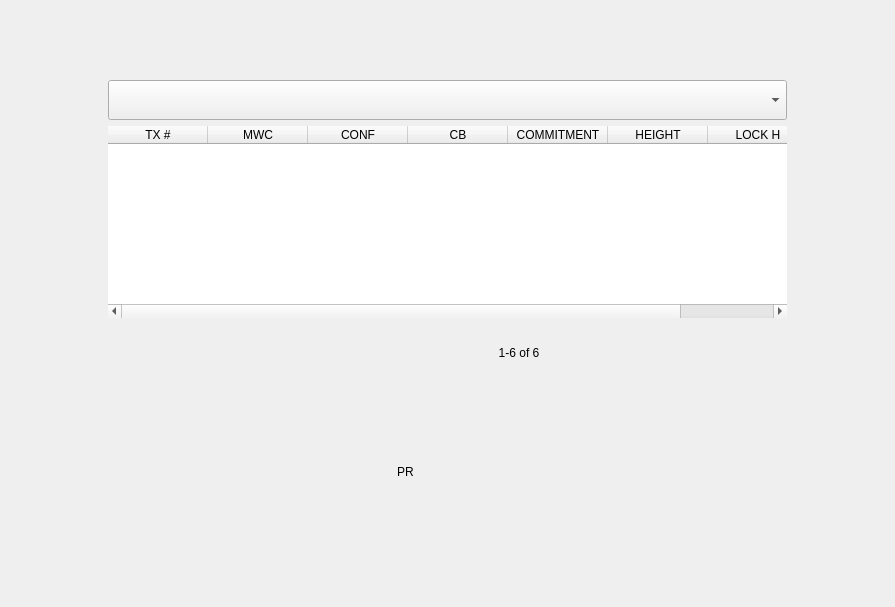
Old version of the form windows/e_outputs.ui in the repository 0xkobe/mwc-wallet.
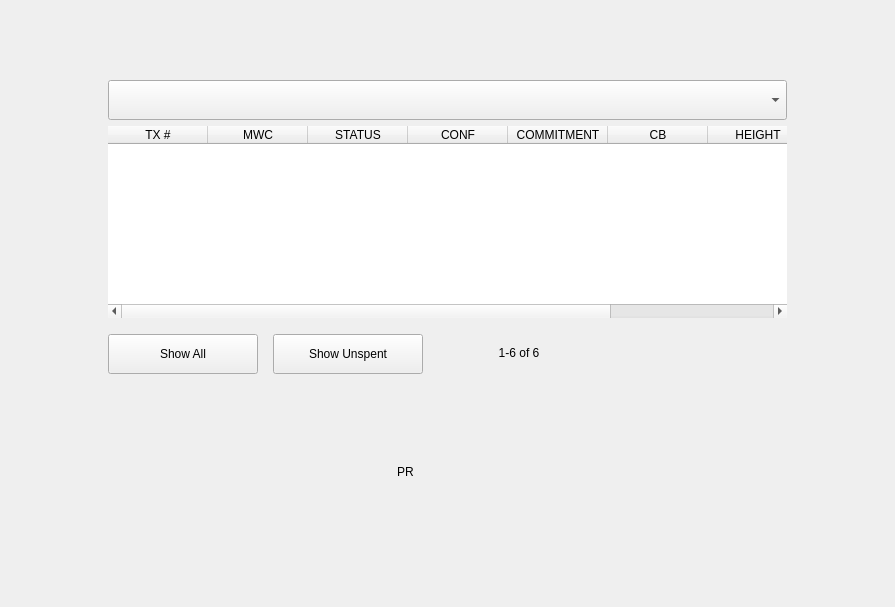
New version of the form. Icons and pictures are not drawn. Custom widgets are drawn as their Qt base class.

Diff of the .ui file:
```diff
--- a/windows/e_outputs.ui
+++ b/windows/e_outputs.ui
@@ -106,21 +106,26 @@
               <string>MWC</string>
              </property>
             </column>
+            <column>
+             <property name="text">
+              <string>STATUS</string>
+             </property>
+            </column>
             <column>
              <property name="text">
               <string>CONF</string>
              </property>
             </column>
-            <column>
-             <property name="text">
-              <string>CB</string>
-             </property>
-            </column>
             <column>
              <property name="text">
               <string>COMMITMENT</string>
              </property>
             </column>
+            <column>
+             <property name="text">
+              <string>CB</string>
+             </property>
+            </column>
             <column>
              <property name="text">
               <string>HEIGHT</string>
@@ -135,6 +140,62 @@
           </item>
           <item>
            <layout class="QHBoxLayout" name="horizontalLayout_4">
+            <item>
+             <widget class="control::MwcPushButtonNormal" name="showAll">
+              <property name="minimumSize">
+               <size>
+                <width>150</width>
+                <height>40</height>
+               </size>
+              </property>
+              <property name="maximumSize">
+               <size>
+                <width>16777215</width>
+                <height>40</height>
+               </size>
+              </property>
+              <property name="focusPolicy">
+               <enum>Qt::NoFocus</enum>
+              </property>
+              <property name="toolTip">
+               <string>Restore default settings for the wallet.</string>
+              </property>
+              <property name="text">
+               <string>Show All</string>
+              </property>
+              <property name="autoDefault">
+               <bool>true</bool>
+              </property>
+             </widget>
+            </item>
+            <item>
+             <widget class="control::MwcPushButtonNormal" name="showUnspent">
+              <property name="minimumSize">
+               <size>
+                <width>150</width>
+                <height>40</height>
+               </size>
+              </property>
+              <property name="maximumSize">
+               <size>
+                <width>16777215</width>
+                <height>40</height>
+               </size>
+              </property>
+              <property name="focusPolicy">
+               <enum>Qt::NoFocus</enum>
+              </property>
+              <property name="toolTip">
+               <string>Restore default settings for the wallet.</string>
+              </property>
+              <property name="text">
+               <string>Show Unspent</string>
+              </property>
+              <property name="autoDefault">
+               <bool>true</bool>
+              </property>
+             </widget>
+            </item>
             <item>
              <spacer name="horizontalSpacer">
               <property name="orientation">
@@ -512,15 +573,20 @@
  </widget>
  <customwidgets>
   <customwidget>
-   <class>control::MwcLabelNormal</class>
-   <extends>QLabel</extends>
-   <header>control/MwcLabel.h</header>
+   <class>control::MwcPushButtonNormal</class>
+   <extends>QPushButton</extends>
+   <header>control/MwcPushButton.h</header>
   </customwidget>
   <customwidget>
    <class>control::MwcLabelProgress</class>
    <extends>QLabel</extends>
    <header>control/MwcLabelProgress.h</header>
   </customwidget>
+  <customwidget>
+   <class>control::MwcLabelNormal</class>
+   <extends>QLabel</extends>
+   <header>control/MwcLabel.h</header>
+  </customwidget>
   <customwidget>
    <class>ListWithColumns</class>
    <extends>QTableWidget</extends>
```
